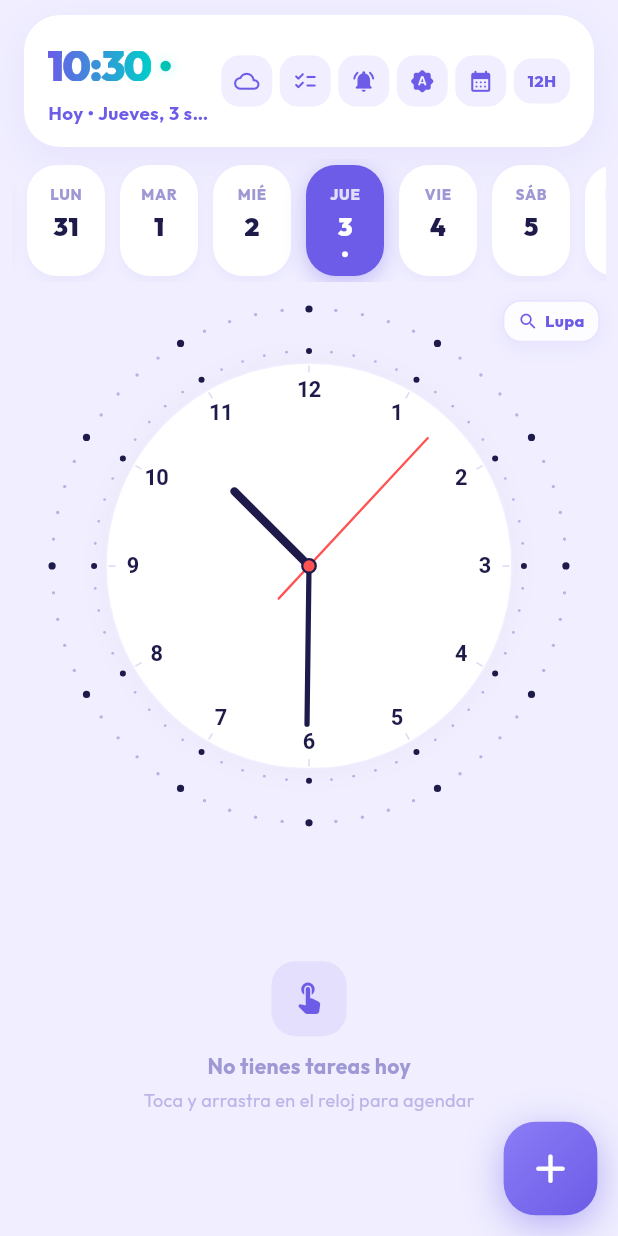
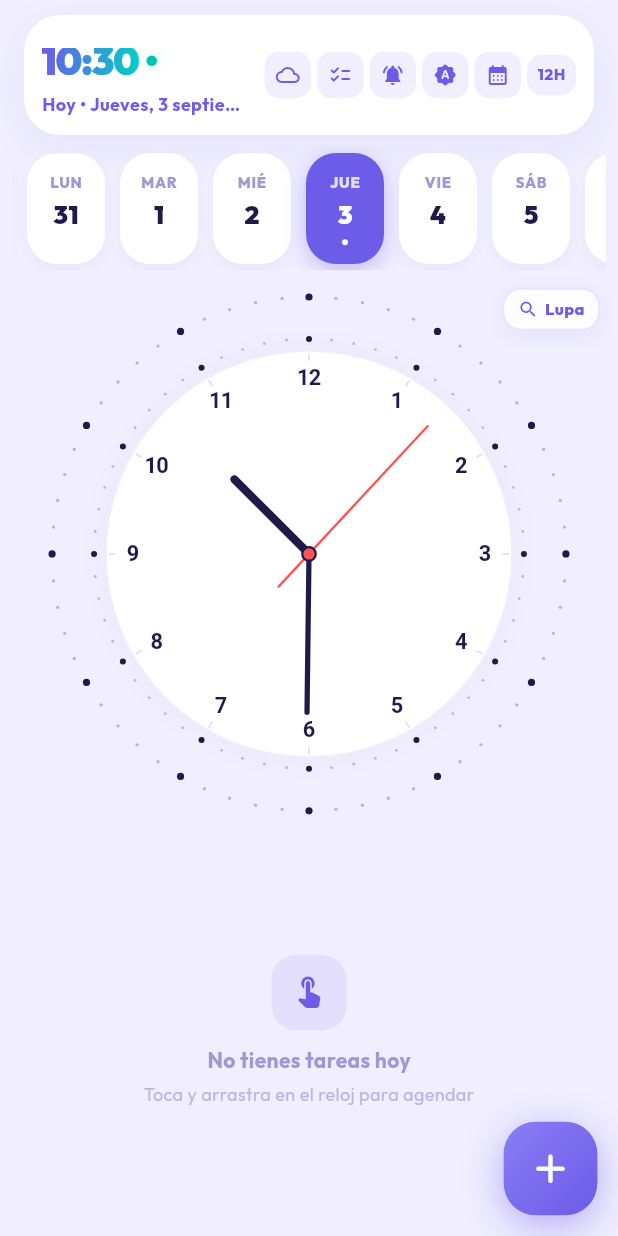
Before and after one commit to Whadyjm/clock.do, a Flutter app: the screen it shows after launch, on a phone screen of 412 x 824 dp. Run offline on Flutter 3.47's test engine with Material 3 defaults, Android fonts, the phone set to English and light mode, and no system bars; our stand-ins replace flutter_local_notifications, flutter_timezone, google_fonts, shared_preferences, supabase_flutter, timezone; accounts and stored records are empty.

Commit message:
fix de local notifications

```diff
--- a/lib/main.dart
+++ b/lib/main.dart
@@ -3,6 +3,7 @@ import 'package:flutter/services.dart';
 import 'package:provider/provider.dart';
 import 'package:google_fonts/google_fonts.dart';
 import 'package:intl/date_symbol_data_local.dart';
+import 'services/notification_service.dart';
 import 'services/supabase_service.dart';
 import 'providers/clock_provider.dart';
 import 'screens/home_screen.dart';
@@ -11,7 +12,8 @@ void main() async {
   WidgetsFlutterBinding.ensureInitialized();
   await initializeDateFormatting('es', null);
 
-  // Inicialización de Supabase (si las credenciales están presentes)
+  // Inicialización de servicios de notificaciones y Supabase
+  await NotificationService().init();
   await SupabaseService().initialize();
 
   // Orientación vertical
--- a/lib/providers/clock_provider.dart
+++ b/lib/providers/clock_provider.dart
@@ -111,8 +111,6 @@ class ClockProvider extends ChangeNotifier {
   ClockProvider() {
     _startClock();
     _initAndLoad();
-    _initNotifications();
-    _loadFromStorage();
     _initSupabaseListener();
   }
 
--- a/lib/screens/home_screen.dart
+++ b/lib/screens/home_screen.dart
@@ -419,7 +419,7 @@ class _HomeScreenState extends State<HomeScreen>
 
     return Container(
       margin: const EdgeInsets.fromLTRB(16, 10, 16, 0),
-      padding: const EdgeInsets.symmetric(horizontal: 16, vertical: 14),
+      padding: const EdgeInsets.symmetric(horizontal: 12, vertical: 12),
       decoration: BoxDecoration(
         color: cardBg,
         borderRadius: BorderRadius.circular(24),
@@ -439,7 +439,10 @@ class _HomeScreenState extends State<HomeScreen>
               crossAxisAlignment: CrossAxisAlignment.start,
               mainAxisSize: MainAxisSize.min,
               children: [
-                Row(
+                FittedBox(
+                  fit: BoxFit.scaleDown,
+                  alignment: Alignment.centerLeft,
+                  child: Row(
                     mainAxisSize: MainAxisSize.min,
                     children: [
                       ShaderMask(
@@ -450,15 +453,16 @@ class _HomeScreenState extends State<HomeScreen>
                           timeStr,
                           style: const TextStyle(
                             color: Colors.white,
-                          fontSize: 28,
+                            fontSize: 26,
                             fontWeight: FontWeight.w900,
-                          letterSpacing: -1.0,
+                            letterSpacing: -0.8,
                           ),
                         ),
                       ),
-                    const SizedBox(width: 6),
+                      const SizedBox(width: 5),
                       if (isToday) _LiveDot(),
                     ],
+                  ),
                 ),
                 const SizedBox(height: 2),
                 Text(
@@ -467,7 +471,7 @@ class _HomeScreenState extends State<HomeScreen>
                   overflow: TextOverflow.ellipsis,
                   style: TextStyle(
                     color: isToday ? const Color(0xFF6C5CE7) : const Color(0xFF9E98D4),
-                    fontSize: 12.5,
+                    fontSize: 12,
                     fontWeight: FontWeight.w700,
                   ),
                 ),
@@ -475,7 +479,7 @@ class _HomeScreenState extends State<HomeScreen>
             ),
           ),
 
-          const SizedBox(width: 8),
+          const SizedBox(width: 6),
 
           // Botones de acción del header (Cuenta/Cloud, ToDo, Recordatorios, Tema, Calendario, Toggle 12/24H)
           Row(
@@ -497,7 +501,7 @@ class _HomeScreenState extends State<HomeScreen>
                     : const Color(0xFF6C5CE7),
                 onTap: () => _openAuthSheet(context),
               ),
-              const SizedBox(width: 5),
+              const SizedBox(width: 4),
 
               // Botón de Tareas ToDo (Backlog)
               _buildHeaderIconButton(
@@ -509,7 +513,7 @@ class _HomeScreenState extends State<HomeScreen>
                 badgeCount: provider.pendingTodoCount,
                 onTap: () => _openTodoListSheet(context),
               ),
-              const SizedBox(width: 5),
+              const SizedBox(width: 4),
 
               // Botón de Recordatorios / Notificaciones
               _buildHeaderIconButton(
@@ -522,7 +526,7 @@ class _HomeScreenState extends State<HomeScreen>
                     : Icons.notifications_off_rounded,
                 onTap: () => _openNotificationSettings(context),
               ),
-              const SizedBox(width: 5),
+              const SizedBox(width: 4),
 
               // Selector de Modo de Tema
               _buildHeaderIconButton(
@@ -531,7 +535,7 @@ class _HomeScreenState extends State<HomeScreen>
                 icon: provider.themeModeIcon,
                 onTap: () => _openThemeSelector(context),
               ),
-              const SizedBox(width: 5),
+              const SizedBox(width: 4),
 
               // Botón de Calendario Mensual
               _buildHeaderIconButton(
@@ -540,7 +544,7 @@ class _HomeScreenState extends State<HomeScreen>
                 icon: Icons.calendar_month_rounded,
                 onTap: () => _openMonthlyCalendar(context),
               ),
-              const SizedBox(width: 5),
+              const SizedBox(width: 4),
 
               // Toggle 12h/24h
               GestureDetector(
@@ -551,12 +555,12 @@ class _HomeScreenState extends State<HomeScreen>
                 child: AnimatedContainer(
                   duration: const Duration(milliseconds: 250),
                   curve: Curves.easeOut,
-                  padding: const EdgeInsets.symmetric(horizontal: 9, vertical: 7),
+                  padding: const EdgeInsets.symmetric(horizontal: 7, vertical: 6),
                   decoration: BoxDecoration(
                     color: provider.is24h
                         ? const Color(0xFF6C5CE7)
                         : buttonBg,
-                    borderRadius: BorderRadius.circular(12),
+                    borderRadius: BorderRadius.circular(10),
                   ),
                   child: Text(
                     provider.is24h ? '24H' : '12H',
@@ -564,7 +568,7 @@ class _HomeScreenState extends State<HomeScreen>
                       color: provider.is24h
                           ? Colors.white
                           : const Color(0xFF6C5CE7),
-                      fontSize: 11,
+                      fontSize: 10.5,
                       fontWeight: FontWeight.w800,
                     ),
                   ),
@@ -590,17 +594,17 @@ class _HomeScreenState extends State<HomeScreen>
       child: GestureDetector(
         onTap: onTap,
         child: Container(
-          width: 34,
-          height: 34,
+          width: 31,
+          height: 31,
           decoration: BoxDecoration(
             color: buttonBg,
-            borderRadius: BorderRadius.circular(12),
+            borderRadius: BorderRadius.circular(10),
           ),
           child: Stack(
             clipBehavior: Clip.none,
             alignment: Alignment.center,
             children: [
-              Icon(icon, color: iconColor ?? const Color(0xFF6C5CE7), size: 17),
+              Icon(icon, color: iconColor ?? const Color(0xFF6C5CE7), size: 16),
               if (badgeCount != null && badgeCount > 0)
                 Positioned(
                   top: -2,
```
Lines whose indentation alone changed are shown as unchanged.
